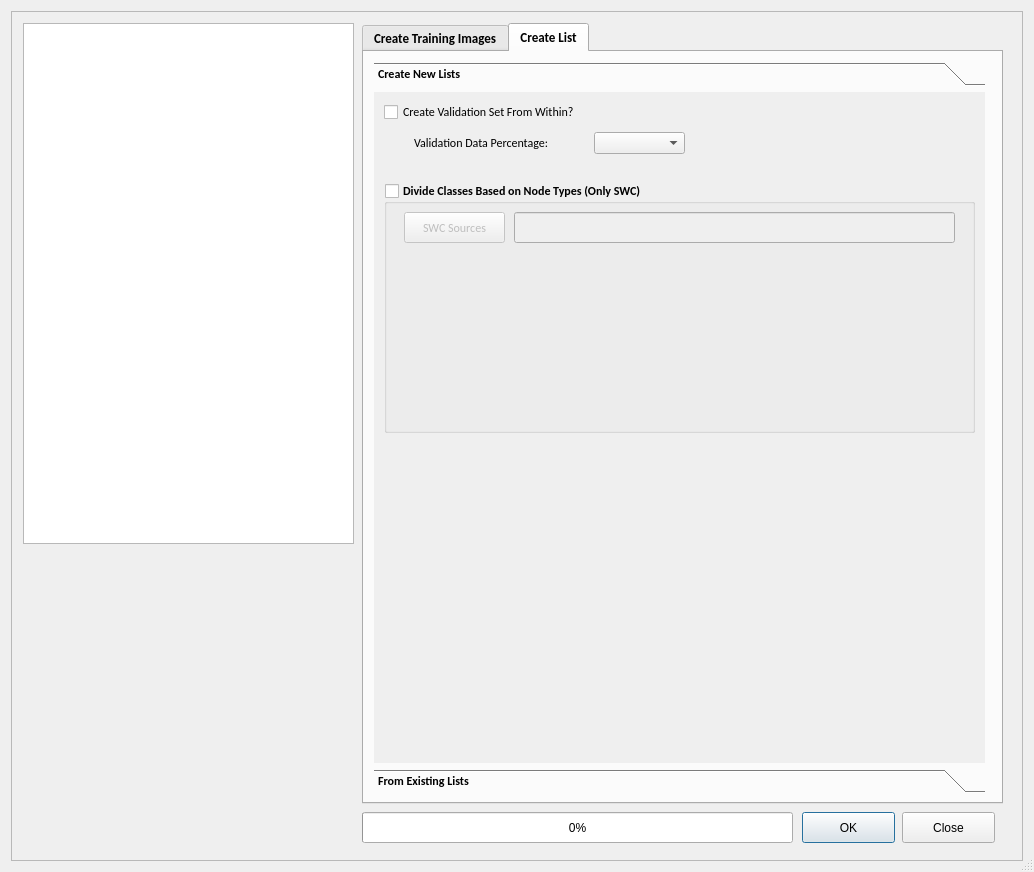
First picture: the form in hackathon/MK/DatasetGenerator/DatasetGenerator.ui, repository Vaa3D/vaa3d_tools, before the edit.
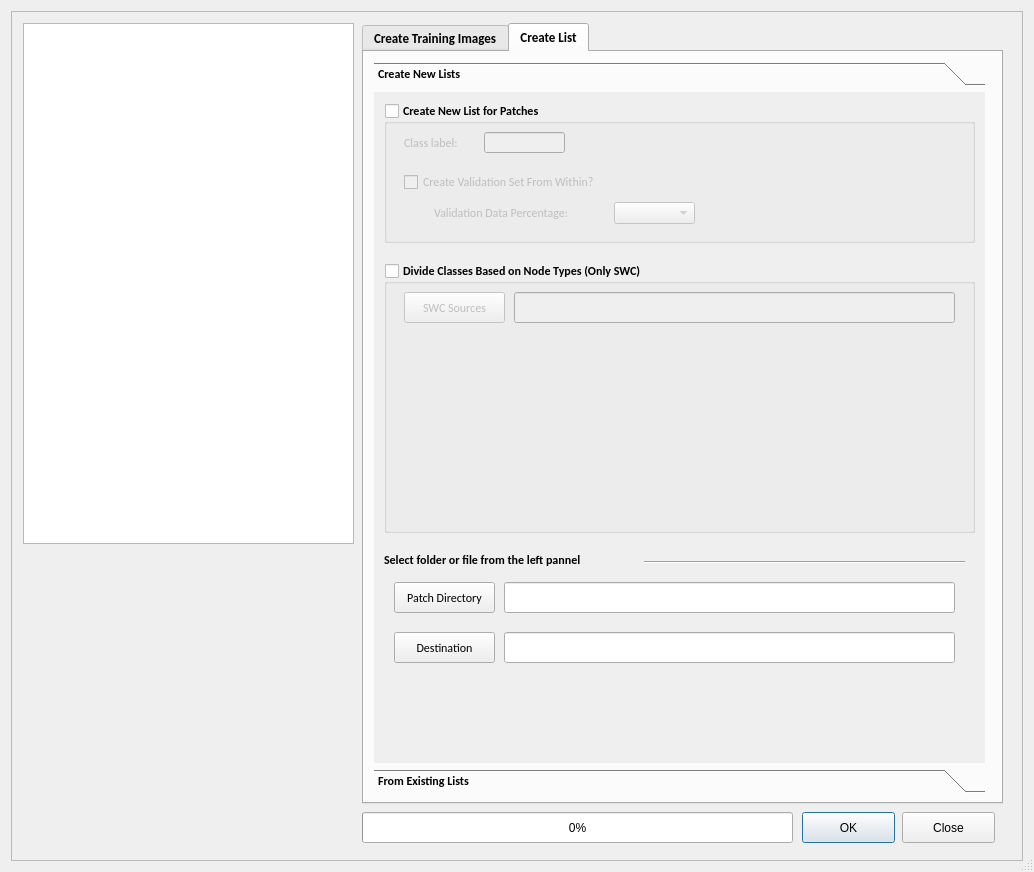
Second picture: the form after the edit. The open tabs and pages were chosen to show the change.

Commit message: DatasetGenerator: enabling list creation along with generating patches

```diff
--- a/hackathon/MK/DatasetGenerator/DatasetGenerator.ui
+++ b/hackathon/MK/DatasetGenerator/DatasetGenerator.ui
@@ -1405,66 +1405,21 @@
           <attribute name="label">
            <string>Create New Lists</string>
           </attribute>
-          <widget class="QCheckBox" name="checkBox">
-           <property name="geometry">
-            <rect>
-             <x>10</x>
-             <y>10</y>
-             <width>251</width>
-             <height>20</height>
-            </rect>
-           </property>
-           <property name="font">
-            <font>
-             <weight>50</weight>
-             <bold>false</bold>
-            </font>
-           </property>
-           <property name="text">
-            <string>Create Validation Set From Within?</string>
-           </property>
-          </widget>
-          <widget class="QComboBox" name="comboBox_3">
-           <property name="enabled">
-            <bool>true</bool>
-           </property>
-           <property name="geometry">
-            <rect>
-             <x>220</x>
-             <y>40</y>
-             <width>91</width>
-             <height>22</height>
-            </rect>
-           </property>
-          </widget>
-          <widget class="QLabel" name="label_11">
-           <property name="geometry">
-            <rect>
-             <x>40</x>
-             <y>35</y>
-             <width>181</width>
-             <height>31</height>
-            </rect>
-           </property>
-           <property name="font">
-            <font>
-             <weight>50</weight>
-             <bold>false</bold>
-            </font>
-           </property>
-           <property name="text">
-            <string>Validation Data Percentage:</string>
-           </property>
-          </widget>
           <widget class="QGroupBox" name="groupBox">
            <property name="geometry">
             <rect>
              <x>10</x>
-             <y>90</y>
+             <y>170</y>
              <width>591</width>
-             <height>251</height>
+             <height>271</height>
             </rect>
            </property>
+           <property name="font">
+            <font>
+             <weight>75</weight>
+             <bold>true</bold>
+            </font>
+           </property>
            <property name="title">
             <string>Divide Classes Based on Node Types (Only SWC)</string>
            </property>
@@ -1513,6 +1468,230 @@
             </property>
            </widget>
           </widget>
+          <widget class="QGroupBox" name="groupBox_9">
+           <property name="geometry">
+            <rect>
+             <x>10</x>
+             <y>10</y>
+             <width>591</width>
+             <height>141</height>
+            </rect>
+           </property>
+           <property name="title">
+            <string>Create New List for Patches</string>
+           </property>
+           <property name="checkable">
+            <bool>true</bool>
+           </property>
+           <property name="checked">
+            <bool>false</bool>
+           </property>
+           <widget class="QComboBox" name="comboBox_3">
+            <property name="enabled">
+             <bool>true</bool>
+            </property>
+            <property name="geometry">
+             <rect>
+              <x>230</x>
+              <y>100</y>
+              <width>81</width>
+              <height>22</height>
+             </rect>
+            </property>
+           </widget>
+           <widget class="QLabel" name="label_17">
+            <property name="enabled">
+             <bool>true</bool>
+            </property>
+            <property name="geometry">
+             <rect>
+              <x>20</x>
+              <y>20</y>
+              <width>71</width>
+              <height>41</height>
+             </rect>
+            </property>
+            <property name="font">
+             <font>
+              <weight>50</weight>
+              <bold>false</bold>
+             </font>
+            </property>
+            <property name="text">
+             <string>Class label:</string>
+            </property>
+           </widget>
+           <widget class="QLabel" name="label_11">
+            <property name="enabled">
+             <bool>true</bool>
+            </property>
+            <property name="geometry">
+             <rect>
+              <x>50</x>
+              <y>95</y>
+              <width>181</width>
+              <height>31</height>
+             </rect>
+            </property>
+            <property name="font">
+             <font>
+              <weight>50</weight>
+              <bold>false</bold>
+             </font>
+            </property>
+            <property name="text">
+             <string>Validation Data Percentage:</string>
+            </property>
+           </widget>
+           <widget class="QLineEdit" name="lineEdit_25">
+            <property name="enabled">
+             <bool>true</bool>
+            </property>
+            <property name="geometry">
+             <rect>
+              <x>100</x>
+              <y>30</y>
+              <width>81</width>
+              <height>21</height>
+             </rect>
+            </property>
+            <property name="font">
+             <font>
+              <weight>50</weight>
+              <bold>false</bold>
+             </font>
+            </property>
+           </widget>
+           <widget class="QCheckBox" name="checkBox">
+            <property name="enabled">
+             <bool>true</bool>
+            </property>
+            <property name="geometry">
+             <rect>
+              <x>20</x>
+              <y>70</y>
+              <width>251</width>
+              <height>20</height>
+             </rect>
+            </property>
+            <property name="font">
+             <font>
+              <weight>50</weight>
+              <bold>false</bold>
+             </font>
+            </property>
+            <property name="text">
+             <string>Create Validation Set From Within?</string>
+            </property>
+           </widget>
+          </widget>
+          <widget class="QPushButton" name="pushButton_16">
+           <property name="enabled">
+            <bool>true</bool>
+           </property>
+           <property name="geometry">
+            <rect>
+             <x>20</x>
+             <y>540</y>
+             <width>101</width>
+             <height>31</height>
+            </rect>
+           </property>
+           <property name="font">
+            <font>
+             <weight>50</weight>
+             <bold>false</bold>
+            </font>
+           </property>
+           <property name="text">
+            <string>Destination</string>
+           </property>
+          </widget>
+          <widget class="QPushButton" name="pushButton_17">
+           <property name="enabled">
+            <bool>true</bool>
+           </property>
+           <property name="geometry">
+            <rect>
+             <x>20</x>
+             <y>490</y>
+             <width>101</width>
+             <height>31</height>
+            </rect>
+           </property>
+           <property name="font">
+            <font>
+             <weight>50</weight>
+             <bold>false</bold>
+            </font>
+           </property>
+           <property name="text">
+            <string>Patch Directory</string>
+           </property>
+          </widget>
+          <widget class="Line" name="line_4">
+           <property name="geometry">
+            <rect>
+             <x>270</x>
+             <y>460</y>
+             <width>321</width>
+             <height>20</height>
+            </rect>
+           </property>
+           <property name="font">
+            <font>
+             <strikeout>false</strikeout>
+            </font>
+           </property>
+           <property name="orientation">
+            <enum>Qt::Horizontal</enum>
+           </property>
+          </widget>
+          <widget class="QLabel" name="label_18">
+           <property name="geometry">
+            <rect>
+             <x>10</x>
+             <y>460</y>
+             <width>251</width>
+             <height>16</height>
+            </rect>
+           </property>
+           <property name="text">
+            <string>Select folder or file from the left pannel</string>
+           </property>
+          </widget>
+          <widget class="QLineEdit" name="lineEdit_26">
+           <property name="geometry">
+            <rect>
+             <x>130</x>
+             <y>490</y>
+             <width>451</width>
+             <height>31</height>
+            </rect>
+           </property>
+           <property name="font">
+            <font>
+             <weight>50</weight>
+             <bold>false</bold>
+            </font>
+           </property>
+          </widget>
+          <widget class="QLineEdit" name="lineEdit_27">
+           <property name="geometry">
+            <rect>
+             <x>130</x>
+             <y>540</y>
+             <width>451</width>
+             <height>31</height>
+            </rect>
+           </property>
+           <property name="font">
+            <font>
+             <weight>50</weight>
+             <bold>false</bold>
+            </font>
+           </property>
+          </widget>
          </widget>
          <widget class="QWidget" name="page_4">
           <property name="geometry">
```
Left out of the diff: 48 changed lines with no effect on the pictures. The commit also changes 3 other files.
